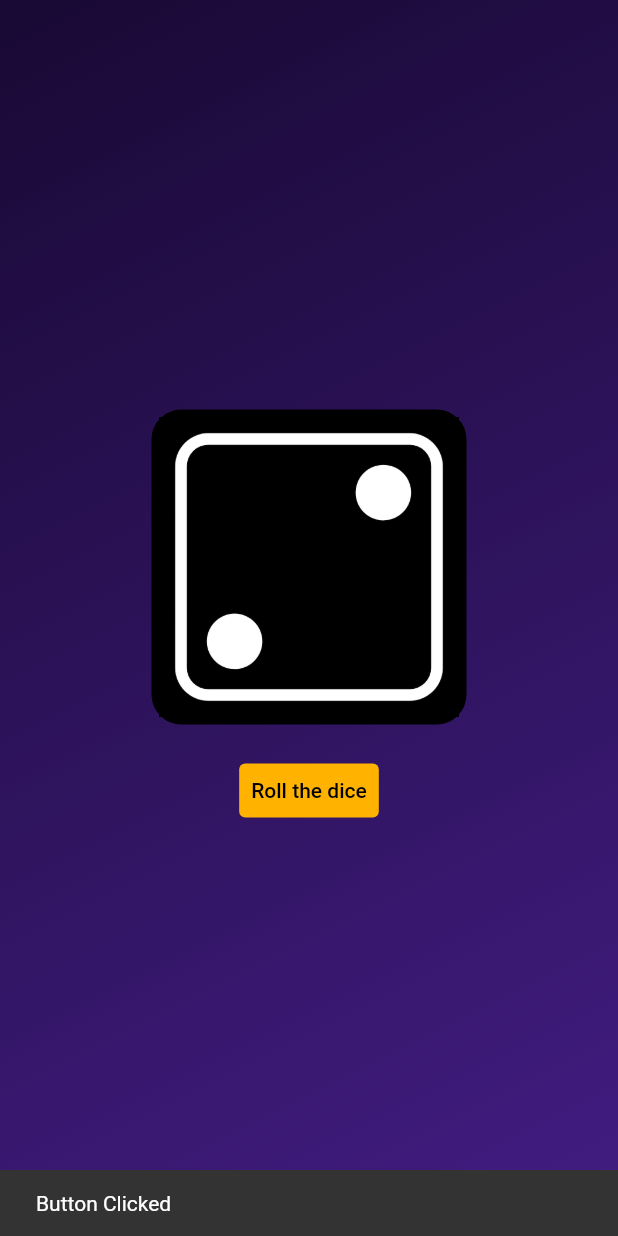
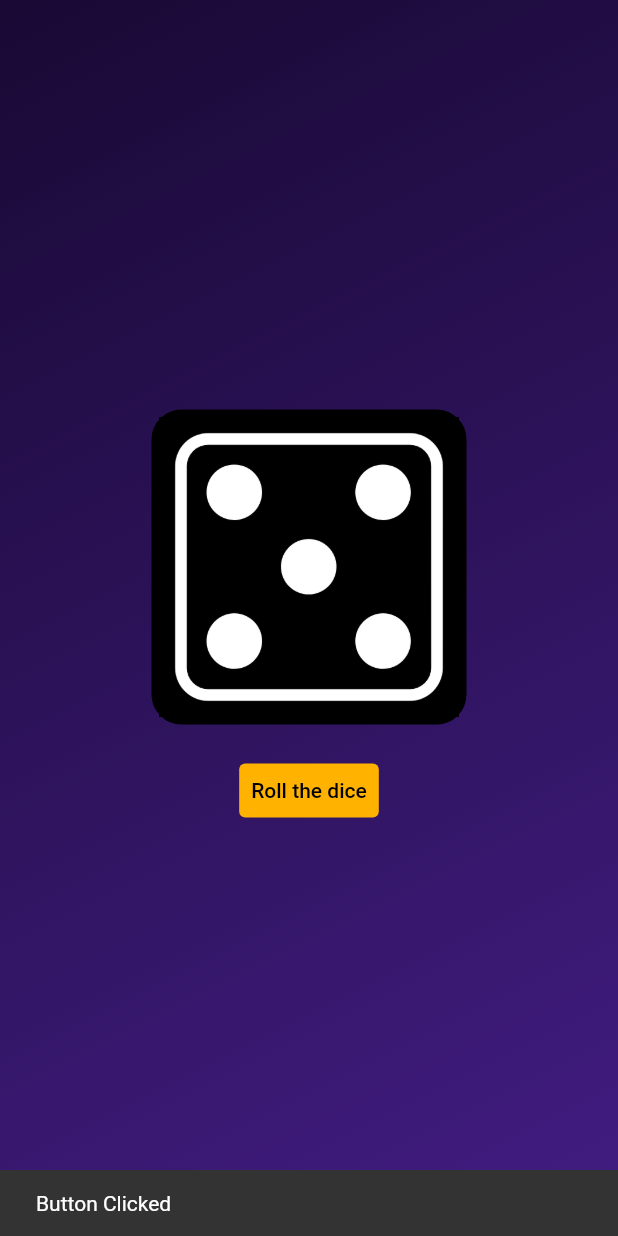
Before and after one commit to samiulalimseam/roll-dice-app, a Flutter app: the screen it shows after launch, after a tap on "Roll the dice", on a phone screen of 412 x 824 dp. Run offline on Flutter 3.47's test engine with Material 2 defaults, Android fonts, the phone set to English and light mode, and no system bars.

Commit message:
added random dice number mec

```diff
--- a/lib/dice_roller.dart
+++ b/lib/dice_roller.dart
@@ -1,4 +1,7 @@
+import 'dart:math';
+
 import 'package:flutter/material.dart';
+import 'package:roll_dice/final_variables.dart';
 
 class DiceRoller extends StatefulWidget {
   const DiceRoller({super.key});
@@ -9,16 +12,12 @@ class DiceRoller extends StatefulWidget {
 }
 
 class _DiceRollerState extends State<DiceRoller> {
-  var activeDiceImage = 1;
+  var activeDiceImage = 'assets/images/dice-3.png';
   void rollDice() {
 // function body
-
+    var diceNumber = randomizer.nextInt(6) + 1;
     setState(() {
-      if (activeDiceImage == 6) {
-        activeDiceImage = 1;
-      } else {
-        activeDiceImage++;
-      }
+      activeDiceImage = 'assets/images/dice-$diceNumber.png';
     });
 
     ScaffoldMessenger.of(context).showSnackBar(const SnackBar(
@@ -35,8 +34,7 @@ class _DiceRollerState extends State<DiceRoller> {
             decoration: BoxDecoration(
                 border: Border.all(width: 5),
                 borderRadius: BorderRadius.circular(20)),
-            child: Image.asset('assets/images/dice-$activeDiceImage.png',
-                width: 200)),
+            child: Image.asset(activeDiceImage, width: 200)),
         const SizedBox(
           height: 20,
         ),
--- /dev/null
+++ b/lib/final_variables.dart
@@ -0,0 +1,3 @@
+import 'dart:math';
+
+final randomizer = Random();
```
